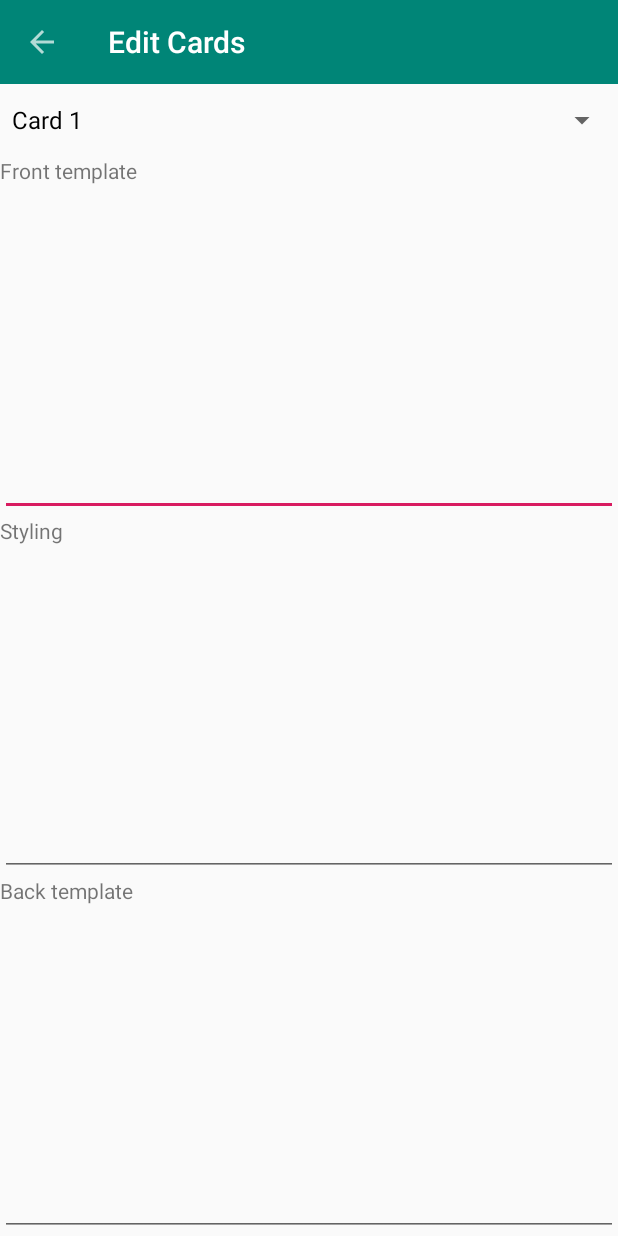
After one commit to phanbaominh/Auswendiglernen, an Android app: the CardTemplateActivity screen opened directly, with no data from a screen before it, on a phone screen of 412 x 824 dp. The commit adds this screen. Run offline under Robolectric (Android 15) with nearby library versions, the phone set to English and light mode, and no system bars.

Commit message:
có screen cho edit cardtemplate

```diff
--- a/app/src/main/AndroidManifest.xml
+++ b/app/src/main/AndroidManifest.xml
@@ -1,6 +1,8 @@
 <?xml version="1.0" encoding="utf-8"?>
 <manifest xmlns:android="http://schemas.android.com/apk/res/android"
     package="cntn.nmandroid.finalproject.auswendiglernen">
+
+    <uses-permission android:name="android.permission.INTERNET" />
 
     <application
         android:allowBackup="true"
@@ -9,6 +11,7 @@
         android:roundIcon="@mipmap/ic_launcher_round"
         android:supportsRtl="true"
         android:theme="@style/AppTheme">
+        <activity android:name=".CardTemplateActivity"></activity>
         <activity android:name=".MainActivity">
             <intent-filter>
                 <action android:name="android.intent.action.MAIN" />
@@ -16,11 +19,11 @@
                 <category android:name="android.intent.category.LAUNCHER" />
             </intent-filter>
         </activity>
-        <activity android:name=".CardBrowserActivity"></activity>
-        <activity android:name=".NoteTypeActivity"></activity>
-        <activity android:name=".AddNoteActivity"></activity>
-        <activity android:name=".StudyActivity"></activity>
-        <activity android:name=".FieldActivity"></activity>
+        <activity android:name=".CardBrowserActivity" />
+        <activity android:name=".NoteTypeActivity" />
+        <activity android:name=".AddNoteActivity" />
+        <activity android:name=".StudyActivity" />
+        <activity android:name=".FieldActivity" />
     </application>
-    <uses-permission android:name="android.permission.INTERNET"></uses-permission>
+
 </manifest>
--- /dev/null
+++ b/app/src/main/java/cntn/nmandroid/finalproject/auswendiglernen/CardTemplateActivity.java
@@ -0,0 +1,70 @@
+package cntn.nmandroid.finalproject.auswendiglernen;
+
+import androidx.appcompat.app.AppCompatActivity;
+import androidx.appcompat.widget.Toolbar;
+
+import android.content.Intent;
+import android.os.Bundle;
+import android.util.Log;
+import android.widget.ArrayAdapter;
+import android.widget.Spinner;
+import android.widget.TextView;
+
+import org.w3c.dom.Text;
+
+import java.util.ArrayList;
+
+public class CardTemplateActivity extends AppCompatActivity {
+
+    private int notetypeId;
+
+    @Override
+    protected void onCreate(Bundle savedInstanceState) {
+        super.onCreate(savedInstanceState);
+        setContentView(R.layout.activity_card_template);
+        Toolbar toolbar = findViewById(R.id.toolbar_field);
+        setSupportActionBar(toolbar);
+
+        getSupportActionBar().setDisplayHomeAsUpEnabled(true);
+        getSupportActionBar().setDisplayShowHomeEnabled(true);
+        getSupportActionBar().setTitle("Edit Cards");
+
+        Intent intent = getIntent();
+        notetypeId = intent.getIntExtra("notetypeId",0);
+        Log.d("debug_getintextra", String.valueOf(notetypeId));
+
+        Spinner spinnerCardTemplates = findViewById(R.id.spinner_choose_card_id);
+        createSpinner(spinnerCardTemplates,generateCardIdList(cardTemplateSize(notetypeId)));
+
+    }
+
+
+    private String[] generateCardIdList(int size){
+        ArrayList<String> strs = new ArrayList<String>();
+        for(int i = 1; i<=size; i++) {
+            strs.add("Card " + String.valueOf(i));
+        }
+        return strs.toArray(new String[strs.size()]);
+    }
+    private int cardTemplateSize(int id){
+        NoteType noteType = MainActivity.noteTypesArrayList.get(id);
+        ArrayList<CardTemplate> cardTemplateArrayList = noteType.getTemplateList();
+        return cardTemplateArrayList.size();
+    }
+
+    private void createSpinner(Spinner spinner, String[] items){
+
+        ArrayAdapter<String> adapter=new ArrayAdapter<String>(this,R.layout.support_simple_spinner_dropdown_item,items);
+        //assign adapter to the Spinner
+        spinner.setAdapter(adapter);
+    }
+
+
+
+    @Override
+    public boolean onSupportNavigateUp() {
+        onBackPressed();
+        return true;
+    }
+
+}
--- a/app/src/main/java/cntn/nmandroid/finalproject/auswendiglernen/NoteTypeActivity.java
+++ b/app/src/main/java/cntn/nmandroid/finalproject/auswendiglernen/NoteTypeActivity.java
@@ -5,6 +5,7 @@ import android.graphics.Color;
 import android.os.Bundle;
 import android.text.SpannableString;
 import android.text.style.ForegroundColorSpan;
+import android.util.Log;
 import android.view.ContextMenu;
 import android.view.Menu;
 import android.view.MenuInflater;
@@ -110,6 +111,10 @@ public class NoteTypeActivity extends AppCompatActivity
             case R.id.context_menu_item_rename_note_types:
                 return true;
             case R.id.context_menu_item_edit_note_types:
+                Intent intent = new Intent(NoteTypeActivity.this, CardTemplateActivity.class);
+                intent.putExtra("notetypeId", (int)info.id);
+                Log.d("debug_putextra", String.valueOf(info.id));
+                startActivity(intent);
                 return true;
             default:
                 return super.onContextItemSelected(item);
--- /dev/null
+++ b/app/src/main/res/layout/activity_card_template.xml
@@ -0,0 +1,68 @@
+<?xml version="1.0" encoding="utf-8"?>
+<LinearLayout xmlns:android="http://schemas.android.com/apk/res/android"
+    xmlns:app="http://schemas.android.com/apk/res-auto"
+    xmlns:tools="http://schemas.android.com/tools"
+    android:layout_width="match_parent"
+    android:layout_height="match_parent"
+    android:orientation="vertical"
+    tools:context=".CardTemplateActivity">
+    <androidx.appcompat.widget.Toolbar
+        android:id="@+id/toolbar_field"
+        android:layout_width="match_parent"
+        android:layout_height="wrap_content"
+        android:background="@color/colorPrimary"
+        android:theme="@style/ThemeOverlay.AppCompat.Dark" >
+    </androidx.appcompat.widget.Toolbar>
+    <Spinner
+        android:id="@+id/spinner_choose_card_id"
+        android:layout_width="match_parent"
+        android:layout_height="wrap_content"
+        android:spinnerMode="dropdown"
+        />
+    <LinearLayout
+        android:layout_width="match_parent"
+        android:layout_height="match_parent"
+        android:orientation="vertical"
+        >
+        <TextView
+            android:layout_width="match_parent"
+            android:layout_height="wrap_content"
+            android:text="Front template"/>
+
+        <EditText
+            android:id="@+id/editText_frontTemplate"
+            android:layout_width="match_parent"
+            android:layout_height="wrap_content"
+            android:layout_weight="1"
+            android:ems="10"
+            android:gravity="start|top"
+            android:inputType="textMultiLine" />
+        <TextView
+            android:layout_width="match_parent"
+            android:layout_height="wrap_content"
+            android:text="Styling"/>
+
+        <EditText
+            android:id="@+id/editText_styling"
+            android:layout_width="match_parent"
+            android:layout_height="wrap_content"
+            android:layout_weight="1"
+            android:ems="10"
+            android:gravity="start|top"
+            android:inputType="textMultiLine" />
+        <TextView
+            android:layout_width="match_parent"
+            android:layout_height="wrap_content"
+            android:text="Back template"/>
+
+        <EditText
+            android:id="@+id/editText_backTemplate"
+            android:layout_width="match_parent"
+            android:layout_height="wrap_content"
+            android:layout_weight="1"
+            android:ems="10"
+            android:gravity="start|top"
+            android:inputType="textMultiLine" />
+
+    </LinearLayout>
+</LinearLayout>
```
